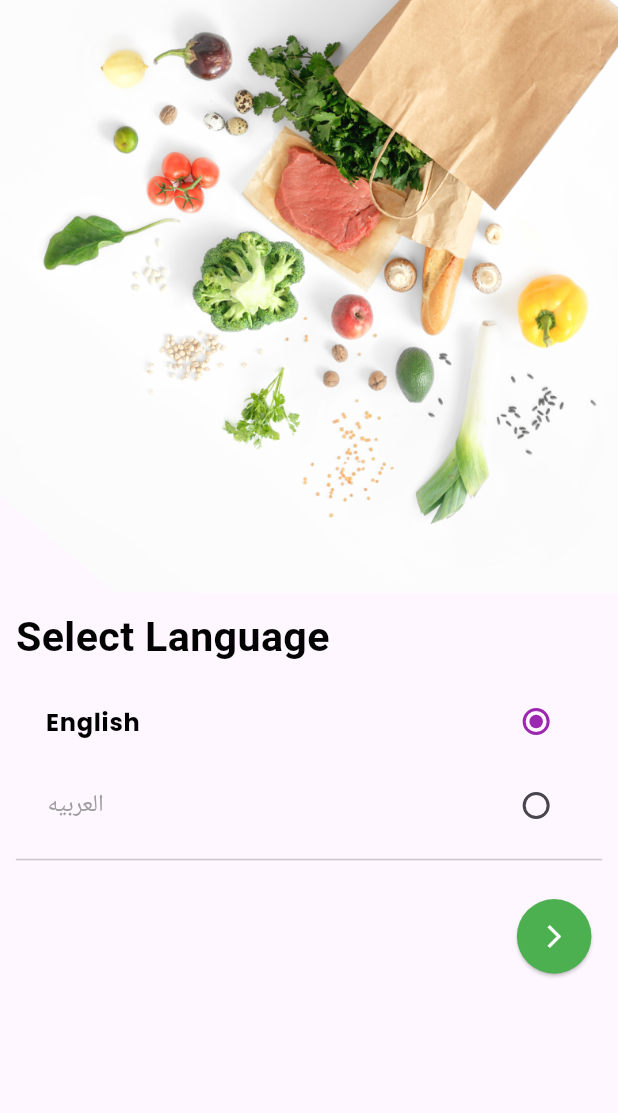
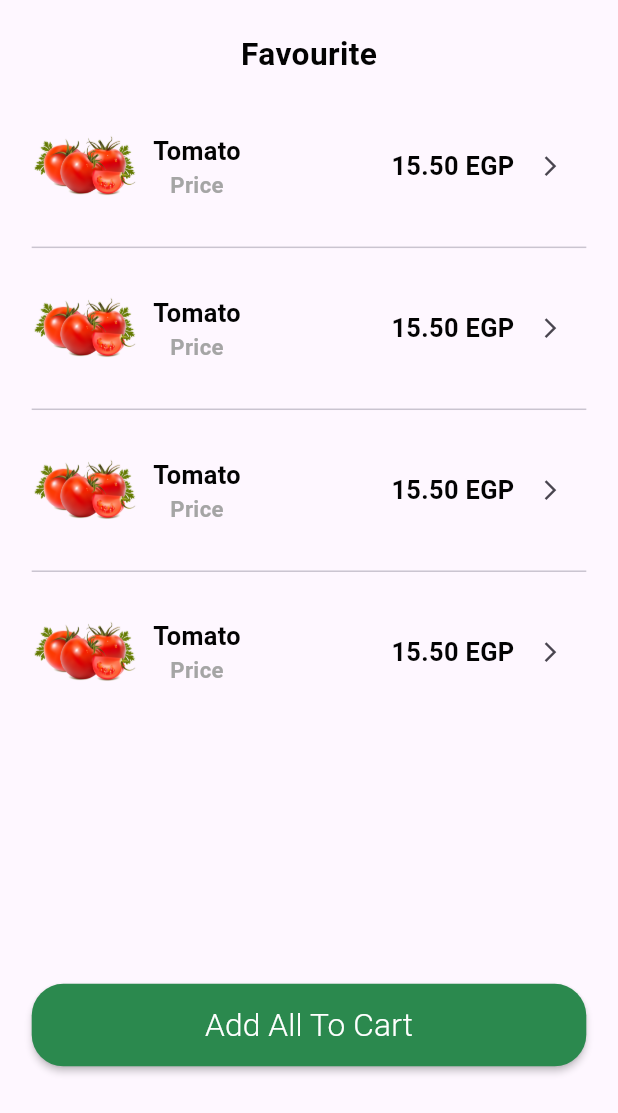
Before and after one commit to AbnYunis/Grocery-App, a Flutter app: the screen it shows after launch, on a phone screen of 412 x 824 dp. Shown: the top 1113 px of the screen. Run offline on Flutter 3.47's test engine with Material 3 defaults, Android fonts, the phone set to English and light mode, and no system bars; our stand-ins replace cached_network_image, geocoding, geolocator, go_router, google_fonts, image_picker and 3 more; Roboto replaces fonts that are missing (Almarai).

Commit message:
favourite done

```diff
--- a/lib/core/utils/mange_routers/app_router.dart
+++ b/lib/core/utils/mange_routers/app_router.dart
@@ -1,4 +1,5 @@
 import 'package:grocery/core/utils/mange_routers/imports.dart';
+import 'package:grocery/features/favourite/presentation/views/favourite_view.dart';
 import 'package:grocery/features/home/presentation/views/home_view.dart';
 import 'package:grocery/features/number/presentation/views/number_view.dart';
 import 'package:grocery/features/sign_in/presentation/views/sign_in_view.dart';
@@ -10,7 +11,7 @@ import '../../../features/language/presentation/views/lang_view.dart';
 abstract class AppRouter {
   static final router = GoRouter(
     routes: [
-      Routers.goRouteFade(const SplashView(), '/'),
+      Routers.goRouteFade(const FavouriteView(), '/'),
        Routers.goRouteFade(const LangView(), Routers.lang),
        Routers.goRouteFade(const TypeUserView(), Routers.typeUser),
        Routers.goRouteFade(const SignInView(), Routers.signIn),
--- /dev/null
+++ b/lib/features/favourite/presentation/views/favourite_view.dart
@@ -0,0 +1,15 @@
+import 'package:grocery/core/utils/mange_routers/imports.dart';
+import 'package:grocery/features/favourite/presentation/views/widgets/favourite_body.dart';
+
+class FavouriteView extends StatelessWidget {
+  const FavouriteView({super.key});
+
+  @override
+  Widget build(BuildContext context) {
+    return const SafeArea(
+      child: Scaffold(
+        body: FavouriteBody(),
+      ),
+    );
+  }
+}
--- /dev/null
+++ b/lib/features/favourite/presentation/views/widgets/favourite_body.dart
@@ -0,0 +1,51 @@
+import 'package:grocery/core/utils/mange_routers/imports.dart';
+import 'package:grocery/features/favourite/presentation/views/widgets/favourite_item.dart';
+
+class FavouriteBody extends StatelessWidget {
+  const FavouriteBody({super.key});
+
+  @override
+  Widget build(BuildContext context) {
+    return Padding(
+      padding: EdgeInsets.all(20.0.w(context)),
+      child: Column(
+        children: [
+          Center(
+            child: Text(
+              'Favourite',
+              style: TextStyles.style20_700(context, CustomColor.black),
+            ),
+          ),
+          SizedBoxApp(
+            h: 15.h(context),
+          ),
+          ListView.separated(
+              shrinkWrap: true,
+              itemBuilder: (context, index) {
+                return const FavouriteItem();
+              },
+              separatorBuilder: (context, index) {
+                return const Divider();
+              },
+              itemCount: 4),
+          const Spacer(),
+          MaterialButton(
+            onPressed: () {},
+            height: 55,
+            minWidth: 350.w(context),
+            color: const Color(0xff2B894E),
+            shape: RoundedRectangleBorder(
+                borderRadius: BorderRadius.circular(20.w(context))),
+            child: Text(
+              'Add All To Cart',
+              style: TextStyles.style20_300(context, CustomColor.white),
+            ),
+          ),
+          SizedBoxApp(
+            h: 100.h(context),
+          )
+        ],
+      ),
+    );
+  }
+}
--- /dev/null
+++ b/lib/features/favourite/presentation/views/widgets/favourite_item.dart
@@ -0,0 +1,50 @@
+import 'package:grocery/core/utils/mange_routers/imports.dart';
+
+class FavouriteItem extends StatelessWidget {
+  const FavouriteItem({super.key});
+
+  @override
+  Widget build(BuildContext context) {
+    return SizedBox(
+      height: 100.h(context),
+      child: Row(
+
+        mainAxisAlignment: MainAxisAlignment.spaceBetween,
+        children: [
+          Row(
+            children: [
+              Image.asset(
+                AssetService.tomato,
+                scale: 3,
+              ),
+              SizedBoxApp(
+                w: 10.w(context),
+              ),
+              Column(mainAxisAlignment: MainAxisAlignment.center,
+                children: [
+                  Text(
+                    'Tomato',
+                    style: TextStyles.style16_700(context, CustomColor.black),
+                  ),
+                  Text(
+                    'Price',
+                    style: TextStyles.style14_700(context, CustomColor.lightGrey),
+                  ),
+                ],
+              )
+            ],
+          ),
+          Row(
+            children: [
+              Text(
+                '15.50 EGP',
+                style: TextStyles.style16_700(context, CustomColor.black),
+              ),
+              IconButton(onPressed: (){}, icon: Icon(Icons.arrow_forward_ios,size: 15.w(context),)),
+            ],
+          )
+        ],
+      ),
+    );
+  }
+}
```
